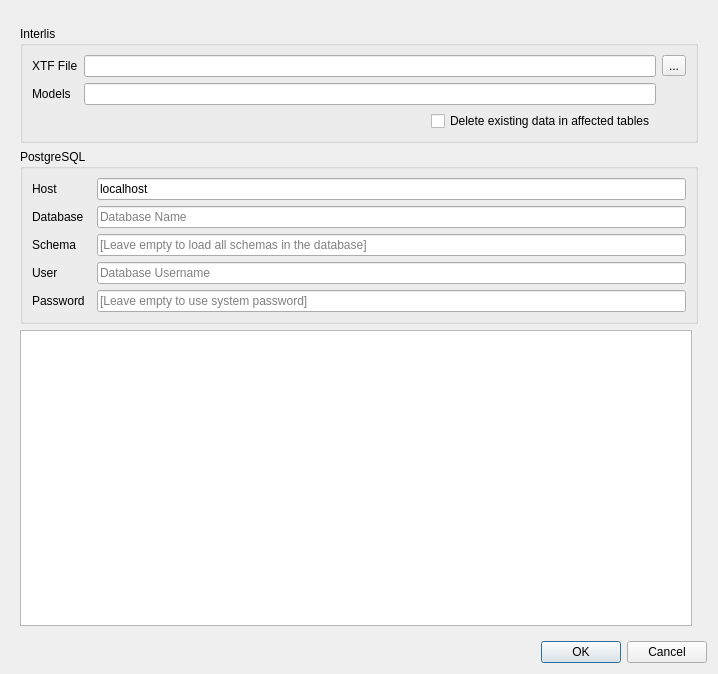
First picture: the form in projectgenerator/ui/import_data.ui, repository opengisch/QgisModelBaker, before the edit.
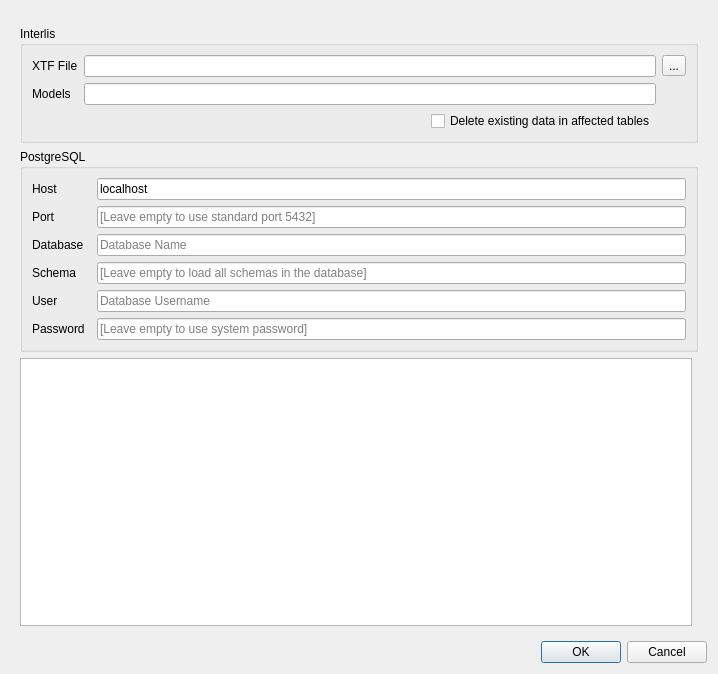
Second picture: the form after the edit.

Commit message: Add option to set port for PG connections in Import Data GUI

```diff
--- a/projectgenerator/ui/import_data.ui
+++ b/projectgenerator/ui/import_data.ui
@@ -36,21 +36,21 @@
           <string>PostgreSQL</string>
          </property>
          <layout class="QGridLayout" name="gridLayout_4">
-          <item row="6" column="0">
+          <item row="7" column="0">
            <widget class="QLabel" name="label_4">
             <property name="text">
              <string>User</string>
             </property>
            </widget>
           </item>
-          <item row="4" column="2">
+          <item row="5" column="2">
            <widget class="QLineEdit" name="pg_schema_line_edit">
             <property name="placeholderText">
              <string>[Leave empty to load all schemas in the database]</string>
             </property>
            </widget>
           </item>
-          <item row="4" column="0">
+          <item row="5" column="0">
            <widget class="QLabel" name="label_3">
             <property name="text">
              <string>Schema</string>
@@ -67,14 +67,14 @@
             </property>
            </widget>
           </item>
-          <item row="9" column="0">
+          <item row="10" column="0">
            <widget class="QLabel" name="label_5">
             <property name="text">
              <string>Password</string>
             </property>
            </widget>
           </item>
-          <item row="9" column="2">
+          <item row="10" column="2">
            <widget class="QLineEdit" name="pg_password_line_edit">
             <property name="echoMode">
              <enum>QLineEdit::Password</enum>
@@ -91,27 +91,41 @@
             </property>
            </widget>
           </item>
-          <item row="3" column="2">
+          <item row="4" column="2">
            <widget class="QLineEdit" name="pg_database_line_edit">
             <property name="placeholderText">
              <string>Database Name</string>
             </property>
            </widget>
           </item>
-          <item row="3" column="0">
+          <item row="4" column="0">
            <widget class="QLabel" name="label_6">
             <property name="text">
              <string>Database</string>
             </property>
            </widget>
           </item>
-          <item row="6" column="2">
+          <item row="7" column="2">
            <widget class="QLineEdit" name="pg_user_line_edit">
             <property name="placeholderText">
              <string>Database Username</string>
             </property>
            </widget>
           </item>
+          <item row="2" column="2">
+           <widget class="QLineEdit" name="pg_port_line_edit">
+            <property name="placeholderText">
+             <string>[Leave empty to use standard port 5432]</string>
+            </property>
+           </widget>
+          </item>
+          <item row="2" column="0">
+           <widget class="QLabel" name="label_7">
+            <property name="text">
+             <string>Port</string>
+            </property>
+           </widget>
+          </item>
          </layout>
         </widget>
        </item>
```
Left out of the diff: 2 changed lines with no effect on the pictures. The commit also changes 2 other files.
